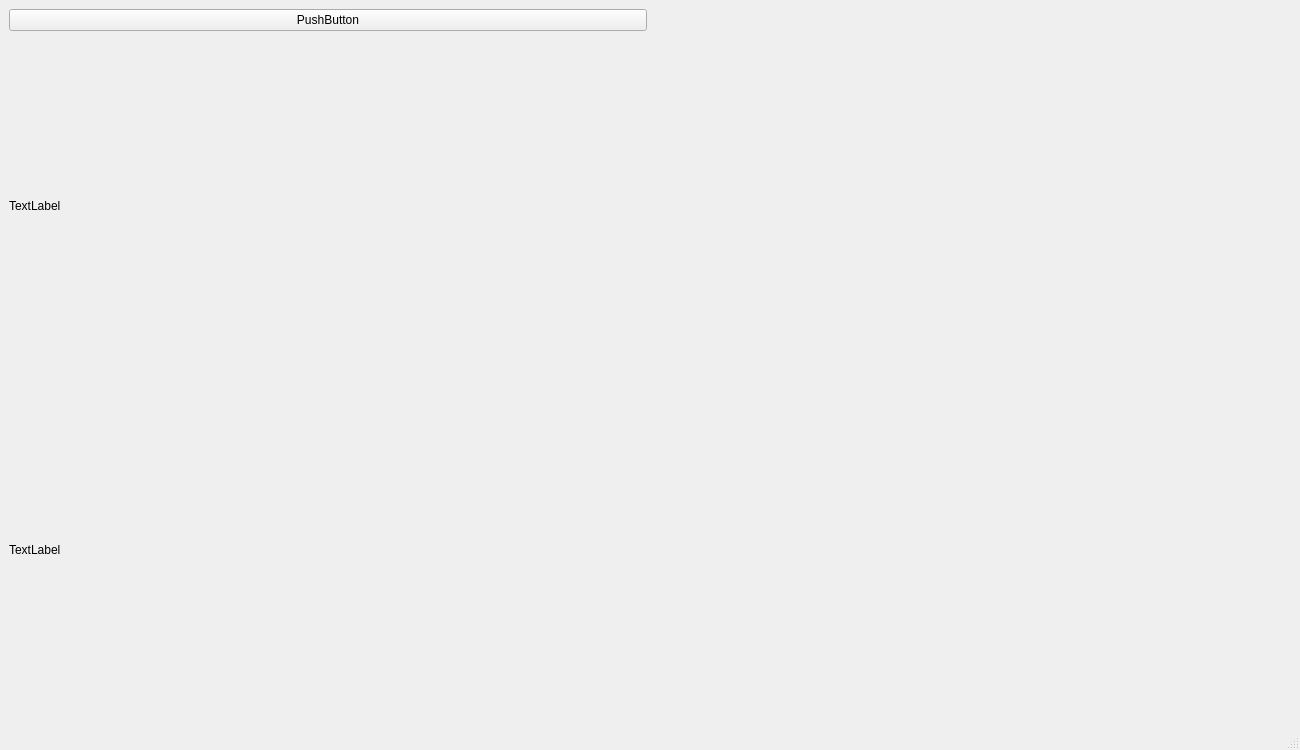
Before: the Qt Designer form mainwindow.ui in OlivierLF/Break-out-game-2018, drawn with Qt 5.
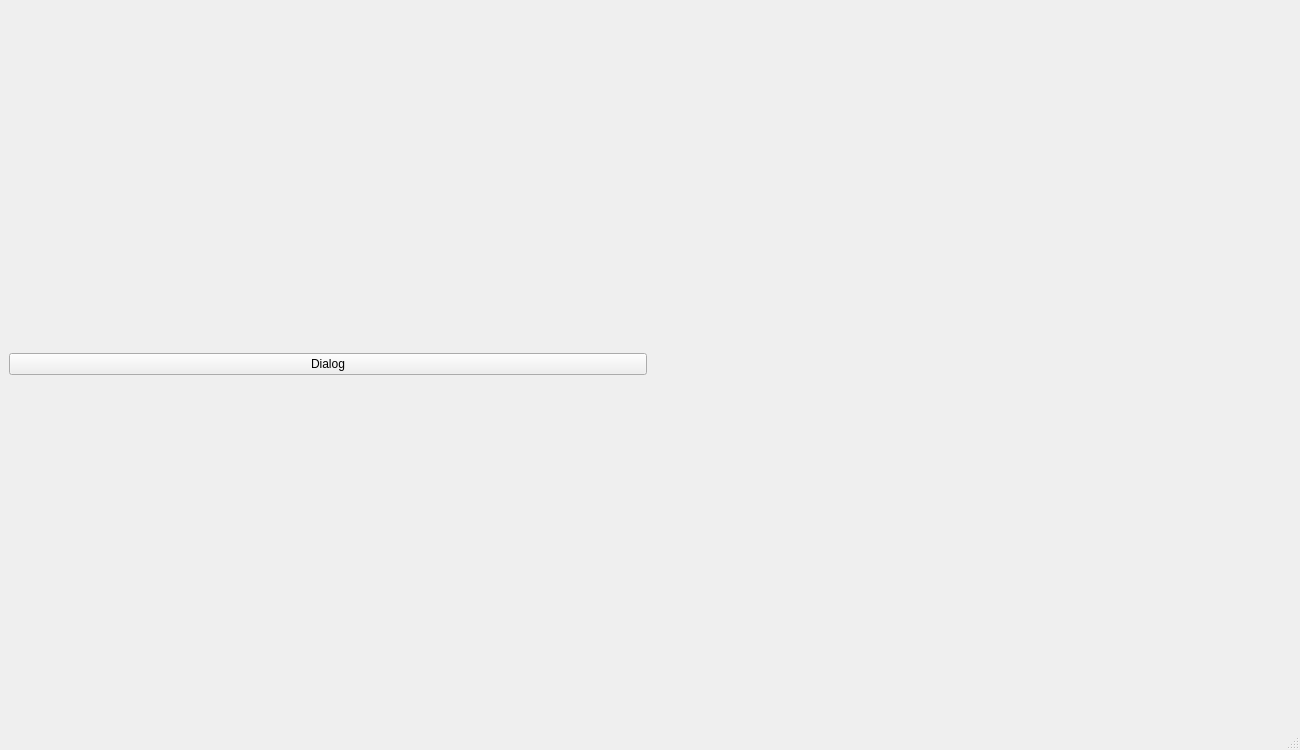
After: the same form once the commit is applied. Custom widgets are drawn as their Qt base class.

Commit message: fenetre caméra+jeu

```diff
--- a/mainwindow.ui
+++ b/mainwindow.ui
@@ -20,21 +20,7 @@
       <item>
        <widget class="QPushButton" name="btnPauseOrResume">
         <property name="text">
-         <string>PushButton</string>
-        </property>
-       </widget>
-      </item>
-      <item>
-       <widget class="QLabel" name="lblProcess">
-        <property name="text">
-         <string>TextLabel</string>
-        </property>
-       </widget>
-      </item>
-      <item>
-       <widget class="QLabel" name="lblOriginal">
-        <property name="text">
-         <string>TextLabel</string>
+         <string>Dialog</string>
         </property>
        </widget>
       </item>
```
Left out of the diff: 7 changed lines with no effect on the pictures. The commit also changes 7 other files.
